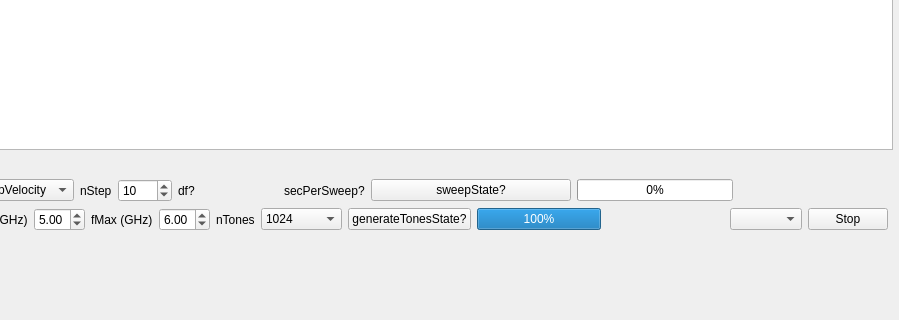
Before: the Qt Designer form DataReadout/ChannelizerControls/FindResonancesWidget.ui in adamanderson/MkidDigitalReadout, drawn with Qt 5; both pictures show x 183 to 1082 and y 371 to 691 of the 1082 by 691 pixel window.
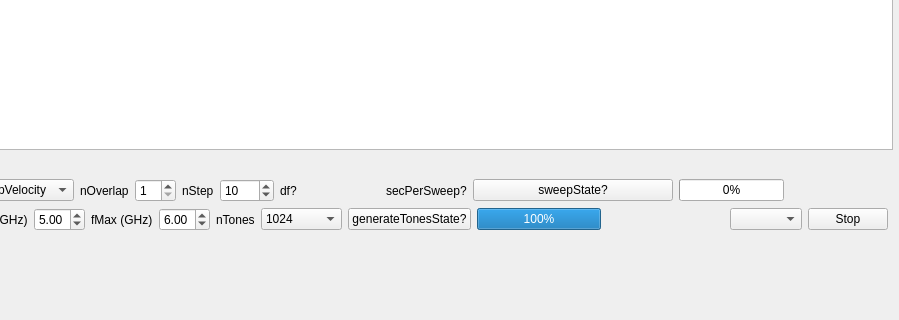
After: the same form once the commit is applied. Custom widgets are drawn as their Qt base class.

Commit message: working on making a comb of frequencies find all resonances

```diff
--- a/DataReadout/ChannelizerControls/FindResonancesWidget.ui
+++ b/DataReadout/ChannelizerControls/FindResonancesWidget.ui
@@ -70,6 +70,20 @@
         </item>
        </widget>
       </item>
+      <item>
+       <widget class="QLabel" name="nOverlaplabel">
+        <property name="text">
+         <string>nOverlap</string>
+        </property>
+       </widget>
+      </item>
+      <item>
+       <widget class="QSpinBox" name="nOverlap">
+        <property name="minimum">
+         <number>1</number>
+        </property>
+       </widget>
+      </item>
       <item>
        <widget class="QLabel" name="label">
         <property name="text">
```
The commit also changes 5 other files.
